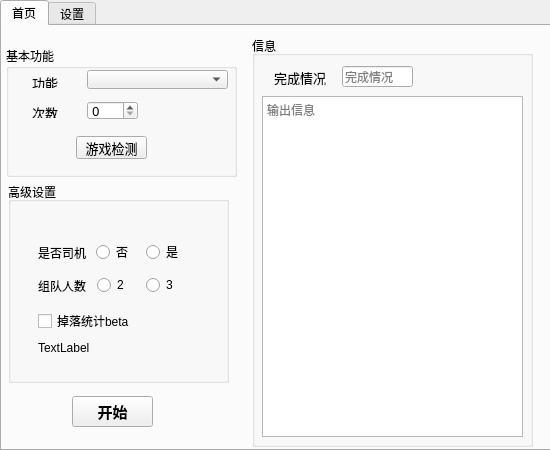
Above: ui/mainui.ui from AquamarineCyan/OnmyojiDesktopAssistant before the change. Below: the same form after it.
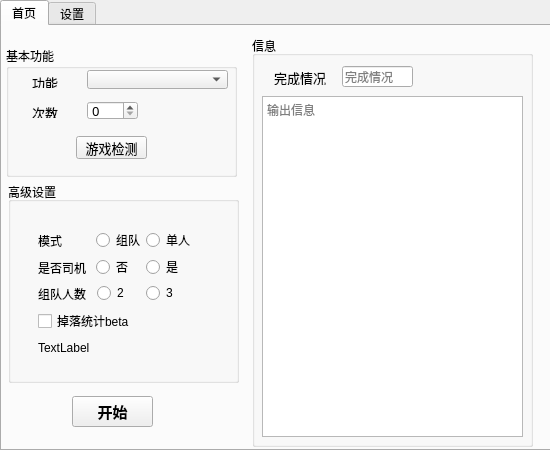
That is the form after the change. The open tabs and pages were chosen to show the change.

Commit message: :beers: 优化组队/单人御魂副本任务 :art: 修改工具类函数的导入形式

```diff
--- a/ui/mainui.ui
+++ b/ui/mainui.ui
@@ -142,7 +142,7 @@
        <rect>
         <x>6</x>
         <y>156</y>
-        <width>221</width>
+        <width>231</width>
         <height>201</height>
        </rect>
       </property>
@@ -154,7 +154,7 @@
         <rect>
          <x>10</x>
          <y>20</y>
-         <width>201</width>
+         <width>211</width>
          <height>161</height>
         </rect>
        </property>
@@ -167,7 +167,7 @@
          <property name="geometry">
           <rect>
            <x>20</x>
-           <y>40</y>
+           <y>55</y>
            <width>48</width>
            <height>21</height>
           </rect>
@@ -185,7 +185,7 @@
          <property name="geometry">
           <rect>
            <x>78</x>
-           <y>40</y>
+           <y>55</y>
            <width>38</width>
            <height>20</height>
           </rect>
@@ -209,7 +209,7 @@
          <property name="geometry">
           <rect>
            <x>128</x>
-           <y>40</y>
+           <y>55</y>
            <width>38</width>
            <height>20</height>
           </rect>
@@ -230,7 +230,7 @@
          <property name="geometry">
           <rect>
            <x>128</x>
-           <y>73</y>
+           <y>81</y>
            <width>33</width>
            <height>20</height>
           </rect>
@@ -251,7 +251,7 @@
          <property name="geometry">
           <rect>
            <x>79</x>
-           <y>73</y>
+           <y>81</y>
            <width>33</width>
            <height>20</height>
           </rect>
@@ -272,7 +272,7 @@
          <property name="geometry">
           <rect>
            <x>20</x>
-           <y>73</y>
+           <y>81</y>
            <width>48</width>
            <height>21</height>
           </rect>
@@ -330,6 +330,69 @@
           <string>掉落统计beta</string>
          </property>
         </widget>
+        <widget class="QRadioButton" name="button_mode_single">
+         <property name="geometry">
+          <rect>
+           <x>128</x>
+           <y>28</y>
+           <width>51</width>
+           <height>20</height>
+          </rect>
+         </property>
+         <property name="font">
+          <font>
+           <pointsize>9</pointsize>
+          </font>
+         </property>
+         <property name="text">
+          <string>单人</string>
+         </property>
+         <attribute name="buttonGroup">
+          <string notr="true">buttonGroup_mode</string>
+         </attribute>
+        </widget>
+        <widget class="QRadioButton" name="button_mode_team">
+         <property name="geometry">
+          <rect>
+           <x>78</x>
+           <y>28</y>
+           <width>51</width>
+           <height>20</height>
+          </rect>
+         </property>
+         <property name="font">
+          <font>
+           <pointsize>9</pointsize>
+          </font>
+         </property>
+         <property name="mouseTracking">
+          <bool>true</bool>
+         </property>
+         <property name="text">
+          <string>组队</string>
+         </property>
+         <attribute name="buttonGroup">
+          <string notr="true">buttonGroup_mode</string>
+         </attribute>
+        </widget>
+        <widget class="QLabel" name="label_mode">
+         <property name="geometry">
+          <rect>
+           <x>20</x>
+           <y>28</y>
+           <width>48</width>
+           <height>21</height>
+          </rect>
+         </property>
+         <property name="font">
+          <font>
+           <pointsize>9</pointsize>
+          </font>
+         </property>
+         <property name="text">
+          <string>模式</string>
+         </property>
+        </widget>
        </widget>
        <widget class="QWidget" name="jiejietupo_2">
         <widget class="QRadioButton" name="button_jiejietupo_3victory">
```
Left out of the diff: 1 changed line with no effect on the pictures. The commit also changes 40 other files.
